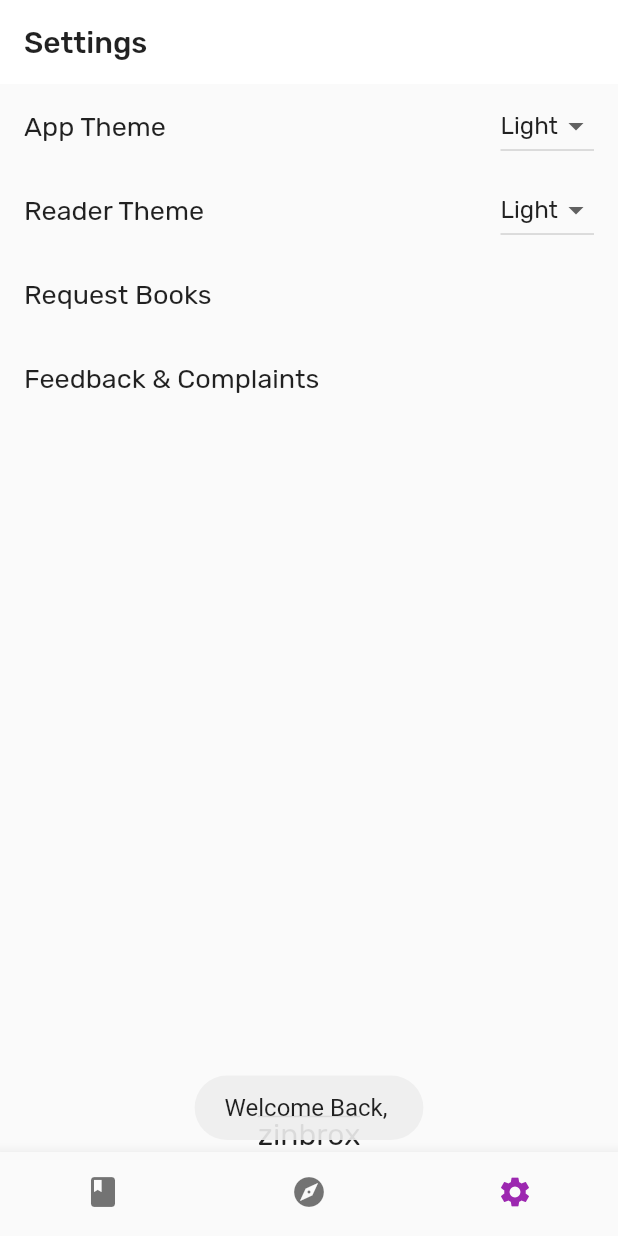
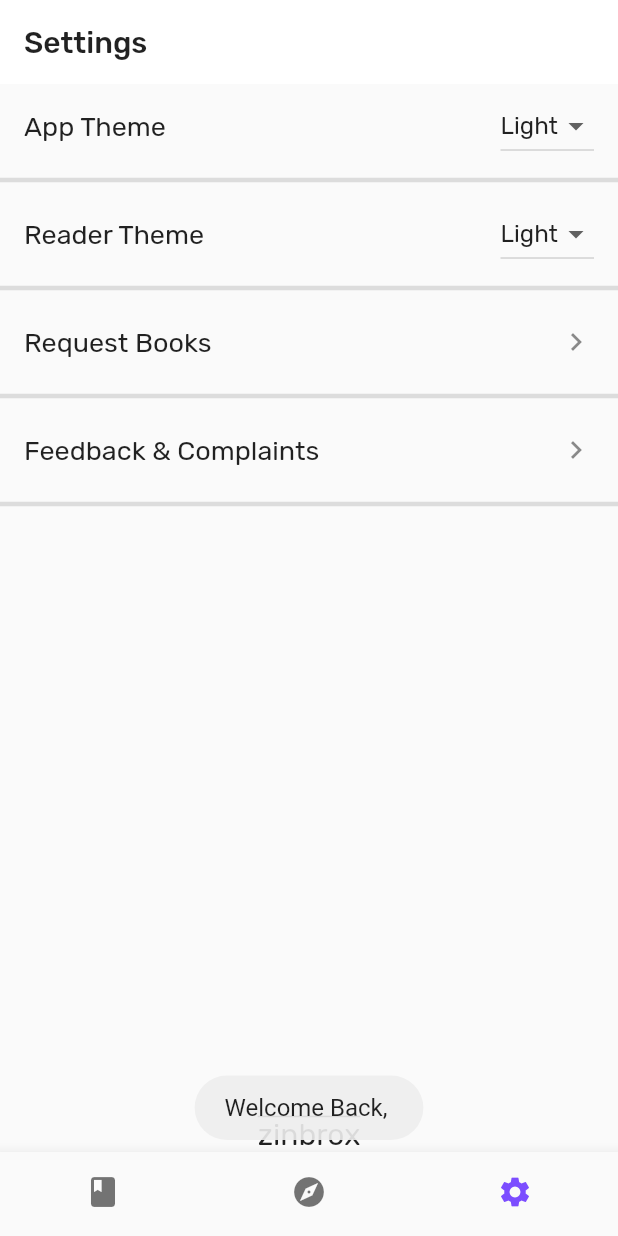
Before and after one commit to zinbrox/books_app, a Flutter app: the Home screen opened by its route, item 3 of the bottom bar chosen, on a phone screen of 412 x 824 dp. Run offline on Flutter 3.47's test engine with Material 2 defaults, Android fonts, the light colour scheme and no system bars; our stand-ins replace cloud_firestore, file_picker, firebase_auth, firebase_core, firebase_storage, fluttertoast and 3 more; missing offline and left inert: downloads_path_provider, epub, epub_viewer; accounts and stored records are empty.

Commit message:
Fixed Filter and Sort Colors, fixed settings page views

```diff
--- a/lib/pages/home.dart
+++ b/lib/pages/home.dart
@@ -73,7 +73,7 @@ class _HomeState extends State<Home> {
       showSelectedLabels: false,
       showUnselectedLabels: false,
       type: BottomNavigationBarType.fixed,
-      selectedItemColor: Colors.purple,
+      selectedItemColor: Colors.deepPurpleAccent,
       currentIndex: _currentIndex,
       items: [
         BottomNavigationBarItem(
--- a/lib/pages/settingsPage.dart
+++ b/lib/pages/settingsPage.dart
@@ -76,6 +76,7 @@ class _SettingsPageState extends State<SettingsPage> {
               }).toList(),
             ),
           ),
+          Divider(thickness: 3,),
           ListTile(
             title: Text("Reader Theme", style: TextStyle(fontSize: 18),),
             trailing:  DropdownButton<String>(
@@ -93,14 +94,19 @@ class _SettingsPageState extends State<SettingsPage> {
               }).toList(),
             ),
           ),
+          Divider(thickness: 3,),
           ListTile(
             title: Text("Request Books", style: TextStyle(fontSize: 18),),
+            trailing: Icon(Icons.navigate_next),
             onTap: () => Navigator.pushNamed(context, '/requestsPage'),
           ),
+          Divider(thickness: 3,),
           ListTile(
             title: Text("Feedback & Complaints", style: TextStyle(fontSize: 18),),
+            trailing: Icon(Icons.navigate_next),
             onTap: () => Navigator.pushNamed(context, '/feedbackPage'),
           ),
+          Divider(thickness: 3,),
           Spacer(),
           Row(
             mainAxisAlignment: MainAxisAlignment.center,
```
Also changed, not shown: lib/pages/mainHomePage.dart (+11 -9 lines), lib/pages/myBooksPage.dart (+11 -4 lines).
